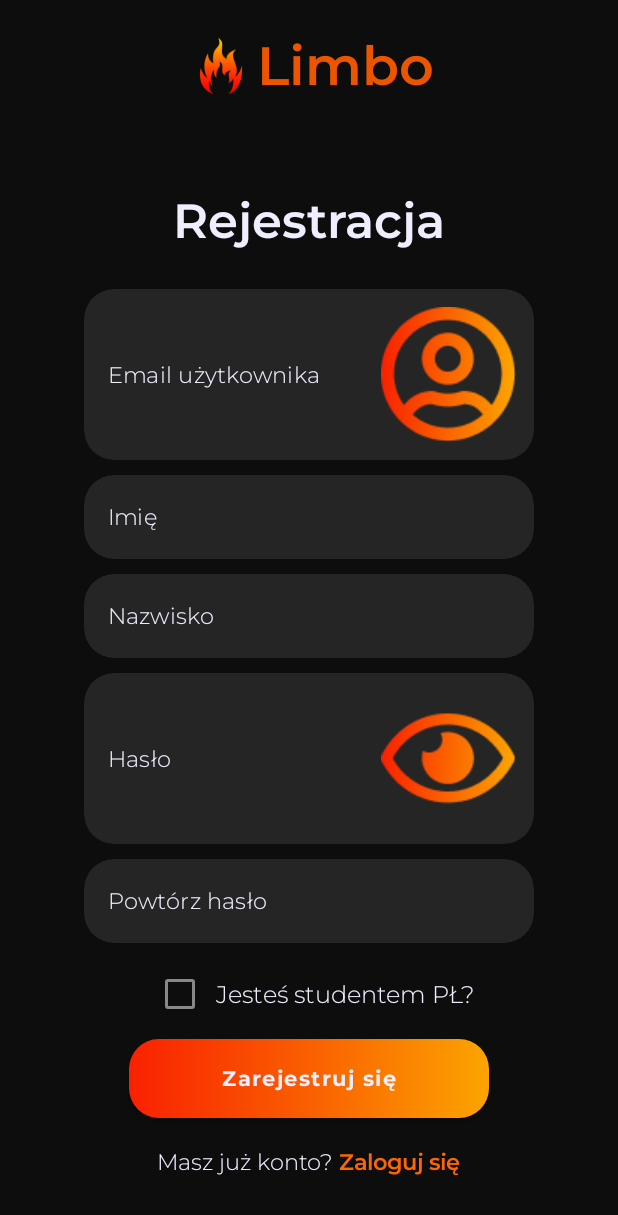
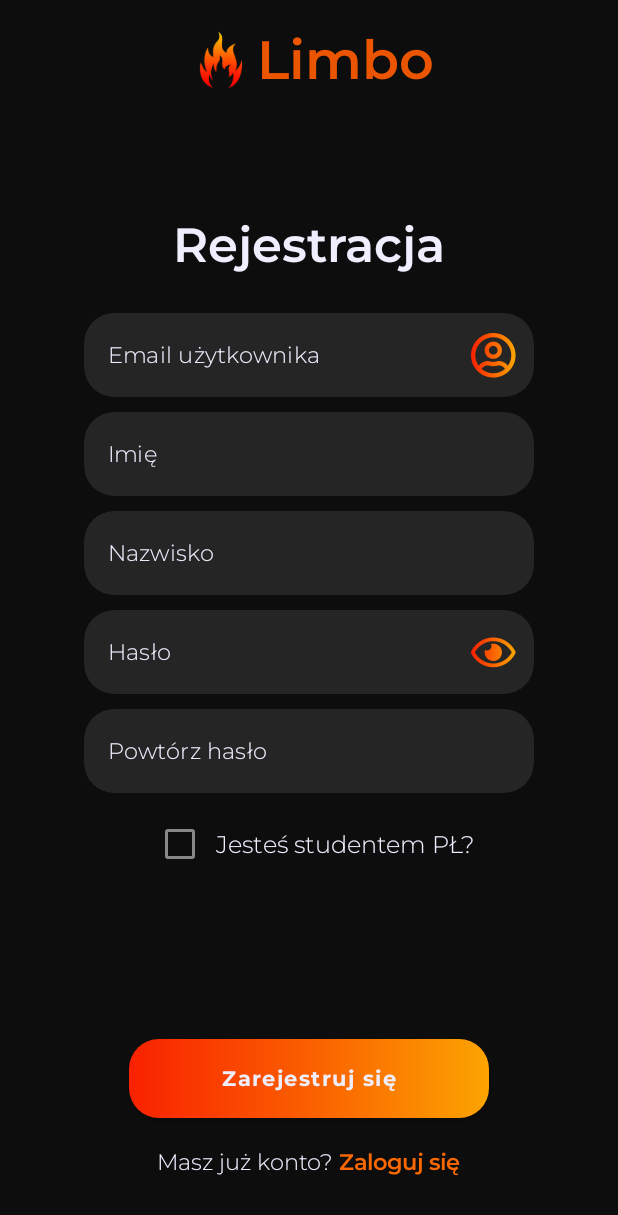
Before and after one commit to IgorJonski/Limbo, an Android app built with Jetpack Compose: the screen it shows after launch (MainActivity), on a phone screen of 412 x 824 dp. Shown: the top 1215 px of the screen. Run offline under Robolectric (Android 15) with nearby library versions, the phone set to English and light mode, and no system bars.

Commit message:
Fix column items from overlaying other layout components in register screen

```diff
--- a/app/src/main/java/com/app/limboapp/ui/LoginScreen.kt
+++ b/app/src/main/java/com/app/limboapp/ui/LoginScreen.kt
@@ -61,6 +61,7 @@ fun LimboLogo() {
         verticalAlignment = Alignment.CenterVertically,
         modifier = Modifier
             .fillMaxWidth()
+            .padding(vertical = 16.dp)
     ) {
         Image(
             painter = painterResource(id = R.drawable.limbo_flame),
@@ -238,12 +239,12 @@ fun LoginRegisterOption(
     secondOptionSecondText: String = "",
     onSecondOptionClick: () -> Unit = {}
 ) {
-
     Column(
         horizontalAlignment = Alignment.CenterHorizontally,
         verticalArrangement = Arrangement.Bottom,
         modifier = Modifier
-            .fillMaxSize()
+            .fillMaxWidth()
+            .padding(top = 32.dp)
     ) {
         GradientButton(
             text = buttonText,
--- a/app/src/main/java/com/app/limboapp/ui/RegisterScreen.kt
+++ b/app/src/main/java/com/app/limboapp/ui/RegisterScreen.kt
@@ -2,9 +2,7 @@ package com.app.limboapp.ui
 
 import android.util.Log
 import androidx.annotation.DrawableRes
-import androidx.compose.foundation.Image
-import androidx.compose.foundation.background
-import androidx.compose.foundation.clickable
+import androidx.compose.foundation.*
 import androidx.compose.foundation.layout.*
 import androidx.compose.foundation.shape.RoundedCornerShape
 import androidx.compose.foundation.text.KeyboardActions
@@ -32,16 +30,28 @@ import com.app.limboapp.ui.theme.*
 @Preview(showBackground = true)
 @Composable
 fun RegisterScreen() {
-    Box(
+    Column(
         modifier = Modifier
             .fillMaxSize()
             .background(BlackBackground)
     ) {
-        Column {
-            Spacer(modifier = Modifier.height(20.dp))
+        Box(
+            modifier = Modifier
+                .fillMaxWidth()
+        ) {
             LimboLogo()
         }
+        Box(
+            modifier = Modifier
+                .fillMaxSize()
+                .weight(1f)
+        ) {
             RegisterTextFields()
+        }
+        Box(
+            modifier = Modifier
+                .fillMaxWidth()
+        ) {
             LoginRegisterOption(
                 buttonText = "Zarejestruj się",
                 onButtonClick = {},
@@ -51,14 +61,16 @@ fun RegisterScreen() {
             )
         }
     }
+}
 
 @Composable
 fun RegisterTextFields() {
     Column(
+        verticalArrangement = Arrangement.Center,
+        horizontalAlignment = Alignment.CenterHorizontally,
         modifier = Modifier
-            .fillMaxSize(),
-        verticalArrangement = Arrangement.Center,
-        horizontalAlignment = Alignment.CenterHorizontally
+            .fillMaxSize()
+            .verticalScroll(rememberScrollState()),
         ) {
         Text(
             text = "Rejestracja",
@@ -100,7 +112,9 @@ fun RegisterTextFields() {
                     Image(
                         painter = painterResource(id = R.drawable.user_gradient_icon),
                         contentDescription = "Email użytkownika",
-                        modifier = Modifier.padding(12.dp)
+                        modifier = Modifier
+                            .padding(12.dp)
+                            .size(30.dp)
                     )
                 }
             },
@@ -266,7 +280,9 @@ fun LoginOrRegisterTextField(
                         id = iconId ?: R.drawable.transparent_icon
                     ),
                     contentDescription = hint,
-                    modifier = Modifier.padding(12.dp)
+                    modifier = Modifier
+                        .padding(12.dp)
+                        .size(30.dp)
                 )
             }
         },
```
Lines whose indentation alone changed are shown as unchanged.
